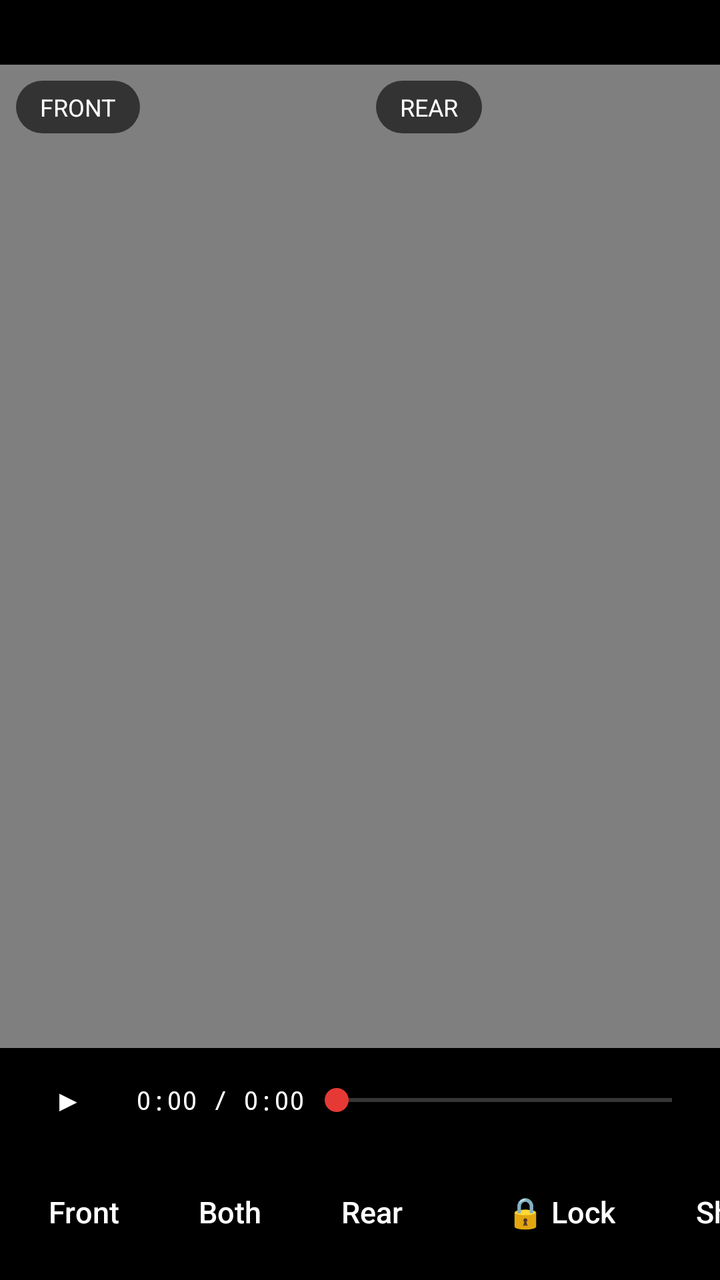
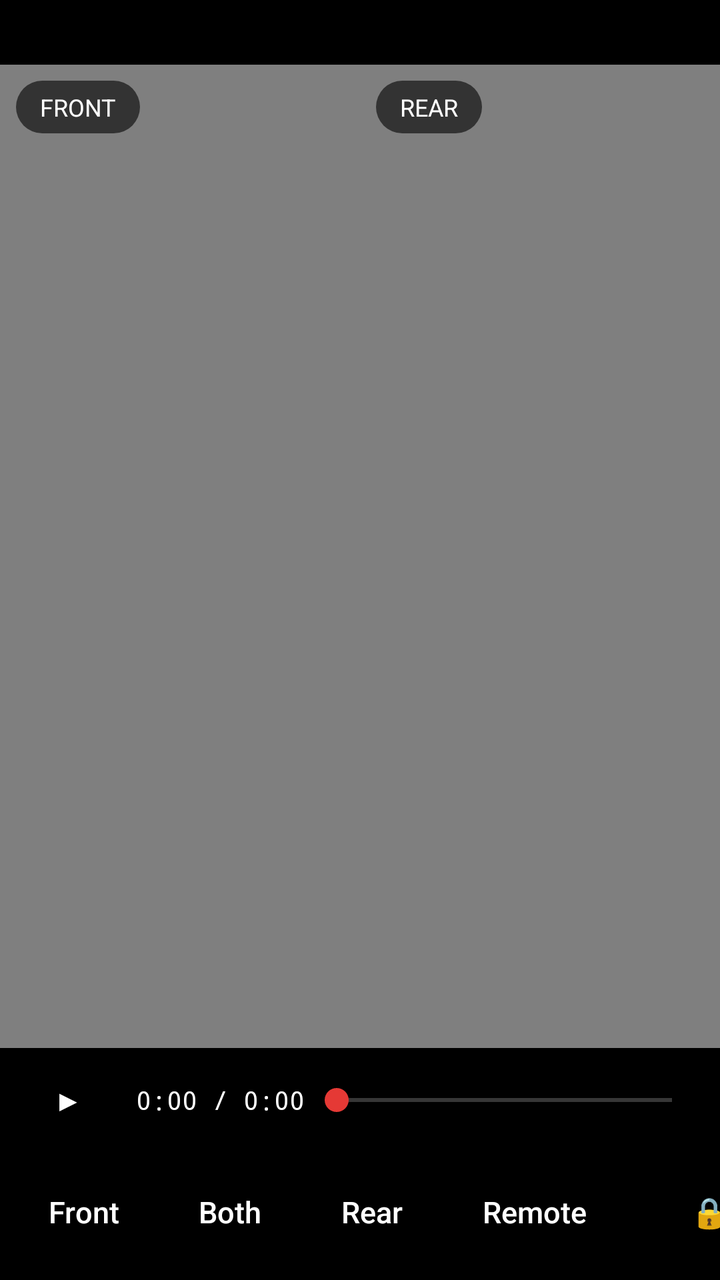

Before-and-after screenshots of an Android layout around one commit, followed by the original layout XML and the change that was made.
<!-- AndroidManifest.xml: activity theme Theme.DashCam -->
<!-- res/layout/activity_player.xml -->
<?xml version="1.0" encoding="utf-8"?>
<LinearLayout xmlns:android="http://schemas.android.com/apk/res/android"
    android:id="@+id/playerRoot"
    android:layout_width="match_parent"
    android:layout_height="match_parent"
    android:background="@android:color/black"
    android:orientation="vertical">

    <TextView
        android:id="@+id/title"
        android:layout_width="match_parent"
        android:layout_height="wrap_content"
        android:paddingStart="16dp"
        android:paddingTop="8dp"
        android:paddingEnd="16dp"
        android:paddingBottom="4dp"
        android:textColor="@android:color/white"
        android:textSize="15sp" />

    
    <LinearLayout
        android:id="@+id/videos"
        android:layout_width="match_parent"
        android:layout_height="0dp"
        android:layout_weight="1"
        android:orientation="horizontal">

        <FrameLayout
            android:id="@+id/frontBox"
            android:layout_width="0dp"
            android:layout_height="match_parent"
            android:layout_weight="1">

            <VideoView
                android:id="@+id/frontVideo"
                android:layout_width="wrap_content"
                android:layout_height="wrap_content"
                android:layout_gravity="center" />

            <TextView style="@style/Pill" android:layout_margin="8dp" android:text="FRONT" android:textSize="12sp" />
        </FrameLayout>

        <FrameLayout
            android:id="@+id/rearBox"
            android:layout_width="0dp"
            android:layout_height="match_parent"
            android:layout_weight="1">

            <VideoView
                android:id="@+id/rearVideo"
                android:layout_width="wrap_content"
                android:layout_height="wrap_content"
                android:layout_gravity="center" />

            <TextView style="@style/Pill" android:layout_margin="8dp" android:text="REAR" android:textSize="12sp" />
        </FrameLayout>
    </LinearLayout>

    <LinearLayout
        android:layout_width="match_parent"
        android:layout_height="wrap_content"
        android:gravity="center_vertical"
        android:orientation="horizontal"
        android:paddingStart="8dp"
        android:paddingEnd="8dp">

        <androidx.appcompat.widget.AppCompatButton
            android:id="@+id/playBtn"
            style="@style/CtlButton"
            android:layout_marginStart="0dp"
            android:text="▶" />

        <TextView
            android:id="@+id/time"
            android:layout_width="wrap_content"
            android:layout_height="wrap_content"
            android:layout_marginStart="8dp"
            android:fontFamily="monospace"
            android:text="0:00 / 0:00"
            android:textColor="@android:color/white"
            android:textSize="13sp" />

        <SeekBar
            android:id="@+id/seek"
            android:layout_width="0dp"
            android:layout_height="wrap_content"
            android:layout_weight="1" />
    </LinearLayout>

    <HorizontalScrollView
        android:layout_width="match_parent"
        android:layout_height="wrap_content"
        android:scrollbars="none">

        <LinearLayout
            android:layout_width="wrap_content"
            android:layout_height="wrap_content"
            android:orientation="horizontal"
            android:paddingStart="8dp"
            android:paddingTop="4dp"
            android:paddingEnd="8dp"
            android:paddingBottom="8dp">

            <androidx.appcompat.widget.AppCompatButton android:id="@+id/modeFront" style="@style/CtlButton" android:layout_marginStart="0dp" android:text="Front" />
            <androidx.appcompat.widget.AppCompatButton android:id="@+id/modeBoth" style="@style/CtlButton" android:text="Both" />
            <androidx.appcompat.widget.AppCompatButton android:id="@+id/modeRear" style="@style/CtlButton" android:text="Rear" />
            <androidx.appcompat.widget.AppCompatButton android:id="@+id/lockBtn" style="@style/CtlButton" android:layout_marginStart="20dp" android:text="🔒 Lock" />
            <androidx.appcompat.widget.AppCompatButton android:id="@+id/shareBtn" style="@style/CtlButton" android:text="Share" />
            <androidx.appcompat.widget.AppCompatButton android:id="@+id/saveBtn" style="@style/CtlButton" android:text="Save to gallery" />
            <androidx.appcompat.widget.AppCompatButton android:id="@+id/deleteBtn" style="@style/CtlButton" android:text="Delete" />
        </LinearLayout>
    </HorizontalScrollView>
</LinearLayout>
<!-- resources referenced by this layout -->
<resources>
  <style name="CtlButton" parent="Widget.AppCompat.Button.Borderless">
          <item name="android:layout_width">wrap_content</item>
          <item name="android:layout_height">52dp</item>
          <item name="android:layout_marginStart">8dp</item>
          <item name="android:minWidth">52dp</item>
          <item name="android:background">@drawable/pill_bg</item>
          <item name="android:textColor">@android:color/white</item>
          <item name="android:textSize">15sp</item>
          <item name="android:textAllCaps">false</item>
          <item name="android:paddingStart">16dp</item>
          <item name="android:paddingEnd">16dp</item>
      </style>
  <style name="Pill">
          <item name="android:layout_width">wrap_content</item>
          <item name="android:layout_height">wrap_content</item>
          <item name="android:background">@drawable/pill_bg</item>
          <item name="android:paddingStart">12dp</item>
          <item name="android:paddingEnd">12dp</item>
          <item name="android:paddingTop">5dp</item>
          <item name="android:paddingBottom">5dp</item>
          <item name="android:textColor">@android:color/white</item>
          <item name="android:textSize">14sp</item>
      </style>
  <style name="Theme.DashCam" parent="Theme.MaterialComponents.NoActionBar">
          <item name="colorPrimary">#E53935</item>
          <item name="colorSecondary">#E53935</item>
          <item name="android:windowBackground">@android:color/black</item>
          <item name="android:statusBarColor">@android:color/black</item>
          <item name="android:navigationBarColor">@android:color/black</item>
      </style>
  <!-- drawable pill_bg (drawable) -->
  <?xml version="1.0" encoding="utf-8"?>
  <shape xmlns:android="http://schemas.android.com/apk/res/android" android:shape="rectangle">
      <corners android:radius="20dp"/>
      <solid android:color="#99000000"/>
  </shape>
</resources>

<!-- the commit's change to res/layout/activity_player.xml (unified diff, before → after) -->
@@ -54,6 +54,22 @@
 
             <TextView style="@style/Pill" android:layout_margin="8dp" android:text="REAR" android:textSize="12sp" />
         </FrameLayout>
+
+        <FrameLayout
+            android:id="@+id/remoteBox"
+            android:layout_width="0dp"
+            android:layout_height="match_parent"
+            android:layout_weight="1"
+            android:visibility="gone">
+
+            <VideoView
+                android:id="@+id/remoteVideo"
+                android:layout_width="wrap_content"
+                android:layout_height="wrap_content"
+                android:layout_gravity="center" />
+
+            <TextView style="@style/Pill" android:layout_margin="8dp" android:text="REMOTE" android:textSize="12sp" />
+        </FrameLayout>
     </LinearLayout>
 
     <LinearLayout
@@ -104,6 +120,7 @@
             <androidx.appcompat.widget.AppCompatButton android:id="@+id/modeFront" style="@style/CtlButton" android:layout_marginStart="0dp" android:text="Front" />
             <androidx.appcompat.widget.AppCompatButton android:id="@+id/modeBoth" style="@style/CtlButton" android:text="Both" />
             <androidx.appcompat.widget.AppCompatButton android:id="@+id/modeRear" style="@style/CtlButton" android:text="Rear" />
+            <androidx.appcompat.widget.AppCompatButton android:id="@+id/modeRemote" style="@style/CtlButton" android:text="Remote" />
             <androidx.appcompat.widget.AppCompatButton android:id="@+id/lockBtn" style="@style/CtlButton" android:layout_marginStart="20dp" android:text="🔒 Lock" />
             <androidx.appcompat.widget.AppCompatButton android:id="@+id/shareBtn" style="@style/CtlButton" android:text="Share" />
             <androidx.appcompat.widget.AppCompatButton android:id="@+id/saveBtn" style="@style/CtlButton" android:text="Save to gallery" />
